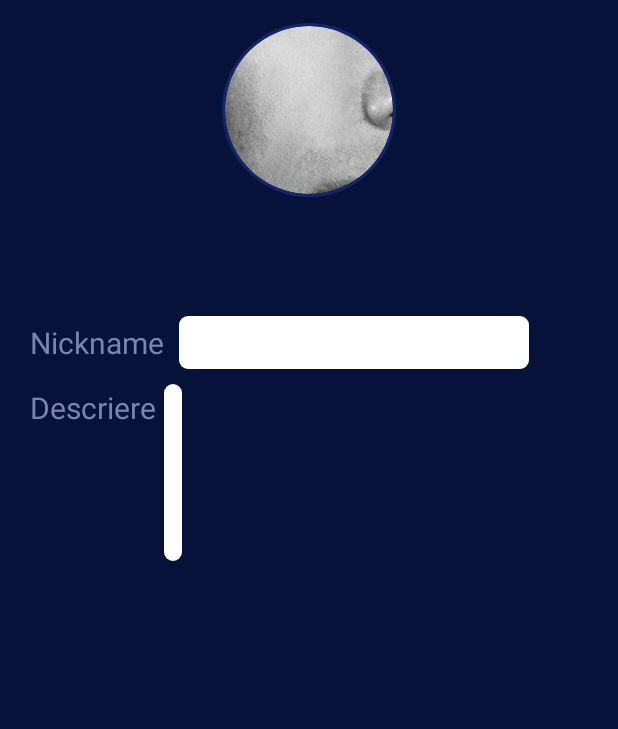
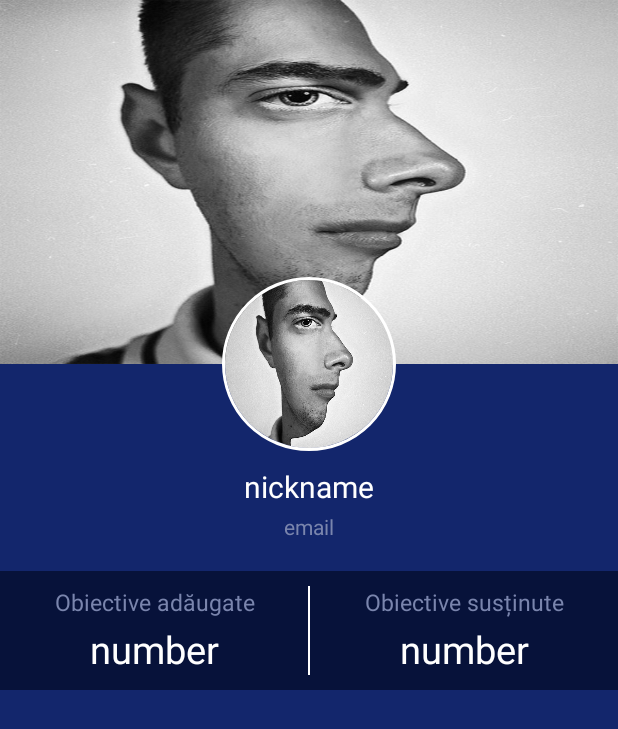
Before and after one commit to MoiseDragos/commUnity, an Android app: the PublicProfile screen opened directly, with no data from a screen before it, on a phone screen of 412 x 824 dp. Shown: the top 729 px of the screen. Run offline under Robolectric (Android 15) with nearby library versions, the phone set to English and light mode, and no system bars; our stand-ins replace CircleImageView, Firebase (no records; nobody signed in at launch, a user with empty details on screens opened directly); libraries missing offline, so code that uses them is left out: android.support.constraint.

Commit message:
- begin publicProfile

```diff
--- a/app/src/main/java/com/community/community/MainActivity.java
+++ b/app/src/main/java/com/community/community/MainActivity.java
@@ -22,7 +22,6 @@ import android.widget.Toast;
 import com.community.community.BeforeLogin.LoginActivity;
 import com.community.community.GMaps.FragmentGMaps;
 import com.google.android.gms.maps.model.LatLng;
-import com.google.android.gms.tasks.OnFailureListener;
 import com.google.firebase.auth.FirebaseAuth;
 import com.google.firebase.auth.FirebaseUser;
 import com.google.firebase.database.DatabaseReference;
@@ -46,7 +45,6 @@ public class MainActivity extends AppCompatActivity implements FragmentGMaps.OnB
     private FirebaseAuth mAuth = null;
     private FirebaseAuth.AuthStateListener mAuthListener = null;
     private DatabaseReference mDatabase = null;
-    private DatabaseReference users;
 
     /* NavigationView */
     private DrawerLayout mDrawerLayout = null;
@@ -81,17 +79,17 @@ public class MainActivity extends AppCompatActivity implements FragmentGMaps.OnB
                     onButtonPressed(1);
                     break;
                 case R.id.add_marker:
-                    setVesibility(View.VISIBLE);
+                    setVisibility(View.VISIBLE);
                     onButtonPressed(2);
                     break;
                 case R.id.submit_marker:
-                    setVesibility(View.GONE);
+                    setVisibility(View.GONE);
 
                     Intent i = new Intent(getApplicationContext(), SubmitCauseActivity.class);
                     startActivityForResult(i, 1);
                     break;
                 case R.id.cancel_marker:
-                    setVesibility(View.GONE);
+                    setVisibility(View.GONE);
                     onButtonPressed(3);
                     break;
 
@@ -101,7 +99,7 @@ public class MainActivity extends AppCompatActivity implements FragmentGMaps.OnB
         }
     }
 
-    public void setVesibility(int visibility){
+    public void setVisibility(int visibility){
         saveBtn.setVisibility(visibility);
         cancelBtn.setVisibility(visibility);
     }
@@ -149,7 +147,7 @@ public class MainActivity extends AppCompatActivity implements FragmentGMaps.OnB
         mDatabase = FirebaseDatabase.getInstance().getReference();
 
         Bundle extras = getIntent().getExtras();
-        if(extras != null && isRegistred == false) {
+        if(extras != null && !isRegistred) {
             isRegistred = true;
             Boolean res = extras.getBoolean("isRegistred");
             Log.d(LOG, res.toString());
@@ -188,7 +186,8 @@ public class MainActivity extends AppCompatActivity implements FragmentGMaps.OnB
                     public boolean onNavigationItemSelected(MenuItem menuItem) {
                         switch (menuItem.getItemId()) {
                             case R.id.nav_account:
-                                Toast.makeText(getApplicationContext(), "Account", Toast.LENGTH_SHORT).show();
+//                                Toast.makeText(getApplicationContext(), "Account", Toast.LENGTH_SHORT).show();
+                                startActivity(new Intent(getApplicationContext(), PublicProfile.class));
                                 break;
                             case R.id.nav_settings:
                                 startActivity(new Intent(getApplicationContext(), SettingsActivity.class));
@@ -275,14 +274,23 @@ public class MainActivity extends AppCompatActivity implements FragmentGMaps.OnB
 
     private void writeNewUser() {
         FirebaseUser user = mAuth.getCurrentUser();
+        String email = user.getEmail();
 
-        users = mDatabase.child("users").child(user.getUid()).child("ProfileSettings").child("status");
-        users.setValue("active").addOnFailureListener(new OnFailureListener() {
-            @Override
-            public void onFailure(@NonNull Exception e) {
-                Log.d(LOG, e.getLocalizedMessage());
-            }
-        });
+        DatabaseReference users = mDatabase.child("users").child(user.getUid()).child("ProfileSettings").child("status");
+        users.setValue("active");
+
+        users = mDatabase.child("users").child(user.getUid()).child("ProfileSettings").child("nickname");
+        users.setValue(email);
+
+        users = mDatabase.child("users").child(user.getUid()).child("ProfileSettings").child("email");
+        users.setValue(email);
+
+        users = mDatabase.child("users").child(user.getUid()).child("MyCauses").child("number");
+        users.setValue("0");
+
+        users = mDatabase.child("users").child(user.getUid()).child("SupportedCauses").child("number");
+        users.setValue("0");
+
 
 //        CircleImageView imageView = (CircleImageView) mapFragment.getView().findViewById(R.id.edit_profile);
 //        int resourceImage = this.getResources().getIdentifier("profile", "drawable", this.getPackageName());
--- a/app/src/main/java/com/community/community/PublicProfile.java
+++ b/app/src/main/java/com/community/community/PublicProfile.java
@@ -1,13 +1,107 @@
 package com.community.community;
 
+import android.content.Intent;
+import android.support.annotation.NonNull;
+import android.support.constraint.solver.widgets.Snapshot;
 import android.support.v7.app.AppCompatActivity;
 import android.os.Bundle;
+import android.util.Log;
+import android.widget.ImageView;
+import android.widget.TextView;
+
+import com.community.community.BeforeLogin.LoginActivity;
+import com.google.firebase.auth.FirebaseAuth;
+import com.google.firebase.auth.FirebaseUser;
+import com.google.firebase.database.DataSnapshot;
+import com.google.firebase.database.DatabaseError;
+import com.google.firebase.database.DatabaseReference;
+import com.google.firebase.database.FirebaseDatabase;
+import com.google.firebase.database.ValueEventListener;
+
+import de.hdodenhof.circleimageview.CircleImageView;
 
 public class PublicProfile extends AppCompatActivity {
+
+    // TODO: remove
+    private String LOG = this.getClass().getSimpleName();
+
+    /* Firebase */
+    private FirebaseAuth mAuth = null;
+    private FirebaseAuth.AuthStateListener mAuthListener = null;
+    private DatabaseReference mDatabase = null;
+
+    /* Profile details */
+    private ImageView blurImage = null;
+    private CircleImageView circleImage = null;
+    private TextView nickname = null;
+    private TextView email = null;
+    private TextView ownNumber = null;
+    private TextView supportedNumber = null;
 
     @Override
     protected void onCreate(Bundle savedInstanceState) {
         super.onCreate(savedInstanceState);
         setContentView(R.layout.public_profile_activity);
+
+        /* Firebase */
+        mAuth = FirebaseAuth.getInstance();
+        mAuthListener = new FirebaseAuth.AuthStateListener() {
+            @Override
+            public void onAuthStateChanged(@NonNull FirebaseAuth firebaseAuth) {
+
+                if(firebaseAuth.getCurrentUser() != null){
+
+                    finish();
+                    startActivity(new Intent(getApplicationContext(), LoginActivity.class));
+
+                }
+
+            }
+        };
+        mDatabase = FirebaseDatabase.getInstance().getReference();
+
+        Log.d(LOG, "1");
+        blurImage = (ImageView) findViewById(R.id.blur_profile_image);
+        circleImage = (CircleImageView) findViewById(R.id.profile_image);
+        nickname = (TextView) findViewById(R.id.userNickname);
+        email = (TextView) findViewById(R.id.userEmail);
+        ownNumber = (TextView) findViewById(R.id.own_number);
+        supportedNumber = (TextView) findViewById(R.id.supported_number);
+        Log.d(LOG, "2");
+        initialize();
+    }
+
+    private void initialize() {
+        FirebaseUser user = mAuth.getCurrentUser();
+
+        blurImage.setImageDrawable(getResources().getDrawable(R.drawable.profile));
+        circleImage.setImageDrawable(getResources().getDrawable(R.drawable.profile));
+        DatabaseReference ref = mDatabase.child("users").child(user.getUid()).child("ProfileSettings").child("nickname");
+
+        ref.addValueEventListener(new ValueEventListener() {
+            @Override
+            public void onDataChange(DataSnapshot dataSnapshot) {
+                // This method is called once with the initial value and again
+                // whenever data at this location is updated.
+                String value = dataSnapshot.getValue(String.class);
+                Log.d(LOG, "Value is: " + value);
+            }
+
+            @Override
+            public void onCancelled(DatabaseError error) {
+                // Failed to read value
+                Log.w(LOG, "Failed to read value.", error.toException());
+            }
+        });
+        nickname.setText(ref.getKey());
+
+        ref = mDatabase.child("users").child(user.getUid()).child("ProfileSettings").child("email");
+        email.setText(ref.getKey());
+
+        ref = mDatabase.child("users").child(user.getUid()).child("MyCauses").child("number");
+        ownNumber.setText(ref.getKey());
+
+        ref = mDatabase.child("users").child(user.getUid()).child("SupportedCauses").child("number");
+        supportedNumber.setText(ref.getKey());
     }
 }
--- a/app/src/main/res/layout/fragment_submit.xml
+++ b/app/src/main/res/layout/fragment_submit.xml
@@ -40,10 +40,8 @@
                  android:textColor="@color/white"
                  android:background="@drawable/edittext_login_form_red"
                  android:text="@string/cancel"/>
+         </LinearLayout>
 
-
-
-         </LinearLayout>
          <TextView
              android:layout_width="match_parent"
              android:layout_height="wrap_content"
--- a/app/src/main/res/layout/public_profile_activity.xml
+++ b/app/src/main/res/layout/public_profile_activity.xml
@@ -5,8 +5,6 @@
     android:layout_width="match_parent"
     android:layout_height="match_parent"
     tools:context="com.community.community.PublicProfile">
-
-
 
 
     <LinearLayout
@@ -18,75 +16,116 @@
         app:layout_constraintRight_toRightOf="parent"
         app:layout_constraintTop_toTopOf="parent"
         app:layout_constraintBottom_toBottomOf="parent"
-        android:background="@color/blue5">
+        android:background="@color/blue4"
+        android:weightSum="10">
+
+        <ImageView
+            android:layout_width="match_parent"
+            android:layout_height="0dp"
+            android:layout_weight="4"
+            android:id="@+id/blur_profile_image"
+            android:scaleType="fitXY"/>
+            <!--android:src="@drawable/profile"-->
 
         <de.hdodenhof.circleimageview.CircleImageView
             xmlns:app="http://schemas.android.com/apk/res-auto"
             android:id="@+id/profile_image"
-            android:layout_marginTop="15dp"
-            android:layout_width="wrap_content"
+            android:layout_marginTop="-58dp"
+            android:layout_width="116dp"
             android:layout_height="116dp"
-            android:src="@drawable/profile"
+            android:layout_gravity="center"
             app:civ_border_width="2dp"
-            app:civ_border_color="@color/blue4"/>
+            app:civ_border_color="@color/white"/>
+        <!--android:src="@drawable/profile"-->
+
+        <TextView
+            android:id="@+id/userNickname"
+            android:layout_width="match_parent"
+            android:layout_height="wrap_content"
+            android:layout_marginTop="10dp"
+            android:textSize="20sp"
+            android:text="@string/email"
+            android:textCursorDrawable="@null"
+            android:background="@null"
+            android:textColor="@color/white"
+            android:gravity="center"/>
 
         <TextView
             android:id="@+id/userEmail"
             android:layout_width="match_parent"
             android:layout_height="wrap_content"
-            android:layout_marginTop="10dp"
+            android:layout_marginTop="3dp"
             android:layout_marginBottom="20dp"
-            android:layout_below="@+id/profile_image"
-            android:ems="10"
+            android:text="@string/email"
             android:textCursorDrawable="@null"
             android:background="@null"
             android:textColor="@color/blue2"
             android:gravity="center"/>
 
-        <GridLayout
-            android:layout_width="wrap_content"
+        <LinearLayout
+            android:layout_width="match_parent"
             android:layout_height="wrap_content"
-            android:columnCount="2"
-            android:rowCount="5"
-            android:layout_margin="20dp">
+            android:paddingTop="10dp"
+            android:paddingBottom="10dp"
+            android:background="@color/blue5">
+
+            <LinearLayout
+                android:layout_width="fill_parent"
+                android:layout_height="wrap_content"
+                android:layout_weight="1"
+                android:orientation="vertical" >
 
                 <TextView
                     android:layout_width="match_parent"
                     android:layout_height="wrap_content"
-                android:layout_marginTop="10dp"
-                android:textSize="20sp"
-                android:text="@string/nickname"
+                    android:text="@string/added_objectives"
+                    android:gravity="center"
+                    android:textSize="15sp"
                     android:textColor="@color/blue2"/>
-
-            <EditText
-                android:id="@+id/nickname"
+                <TextView
+                    android:id="@+id/own_number"
                     android:layout_width="match_parent"
                     android:layout_height="wrap_content"
-                android:layout_margin="10dp"
-                android:ems="10"
-                android:textCursorDrawable="@null"
-                android:background="@drawable/edittext_login_form"
-                android:textSize="20sp"
-                android:textColor="@color/blue2"/>
+                    android:layout_marginTop="3dp"
+                    android:textSize="25sp"
+                    android:text="0"
+                    android:textColor="@color/white"
+                    android:gravity="center"/>
+            </LinearLayout>
+
+            <View
+                android:layout_width="1dp"
+                android:layout_height="match_parent"
+                android:background="@color/white" />
+
+            <LinearLayout
+                android:layout_width="fill_parent"
+                android:layout_height="wrap_content"
+                android:layout_weight="1"
+                android:orientation="vertical" >
 
                 <TextView
                     android:layout_width="match_parent"
                     android:layout_height="wrap_content"
-                android:textSize="20sp"
-                android:text="@string/describe"
+                    android:text="@string/supported_objectives"
+                    android:gravity="center"
+                    android:textSize="15sp"
                     android:textColor="@color/blue2"/>
 
-            <EditText
-                android:layout_height="match_parent"
+                <TextView
+                    android:id="@+id/supported_number"
                     android:layout_width="match_parent"
-                android:minLines="5"
-                android:maxLines="10"
-                android:lines="8"
-                android:inputType="textMultiLine"
-                android:gravity="top|start"
-                android:background="@drawable/edittext_login_form"
-                android:scrollbars="vertical" />
-        </GridLayout>
+                    android:layout_height="wrap_content"
+                    android:layout_marginTop="3dp"
+                    android:textSize="25sp"
+                    android:text="0"
+                    android:textColor="@color/white"
+                    android:gravity="center"/>
+
+            </LinearLayout>
+
+        </LinearLayout>
+
 
     </LinearLayout>
 </android.support.constraint.ConstraintLayout>
--- a/app/src/main/res/values/strings.xml
+++ b/app/src/main/res/values/strings.xml
@@ -96,5 +96,7 @@
     <string name="pref_title_vibrate">Vibrate</string>
     <string name="marker_position">Trage de marker pentru a-i modifica poziția</string>
     <string name="objectiv_details">Informații obiectiv</string>
+    <string name="added_objectives">Obiective adăugate</string>
+    <string name="supported_objectives">Obiective susținute</string>
 
 </resources>
```
Lines whose indentation alone changed are shown as unchanged.
